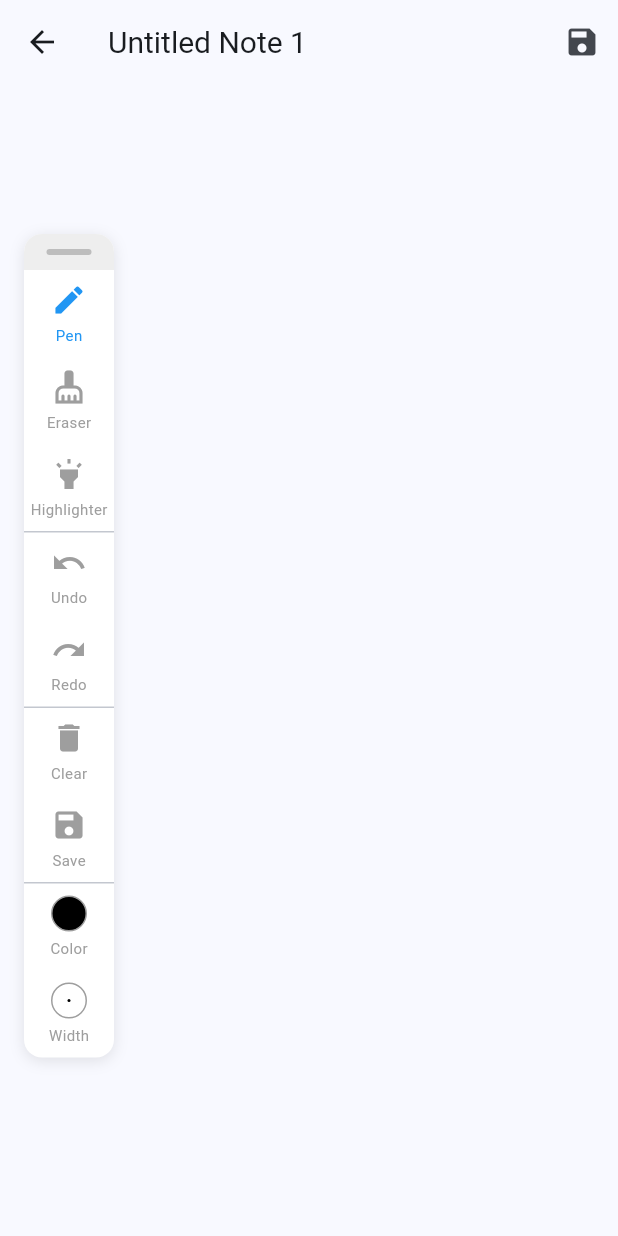
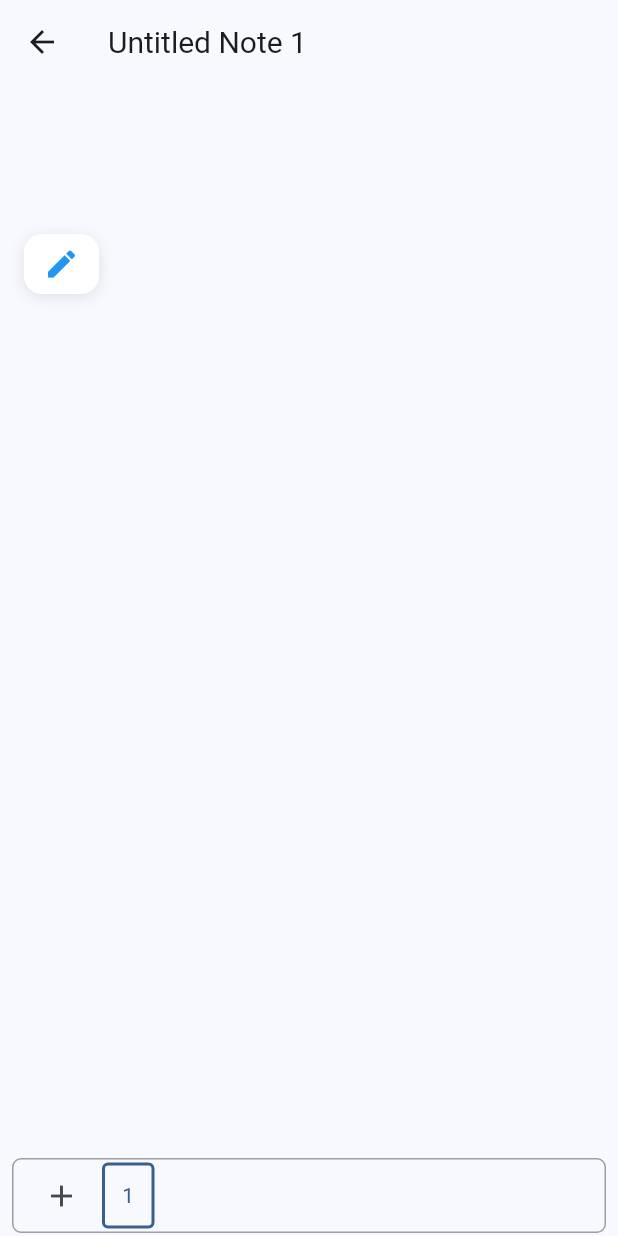
Before and after one commit to JabbarKakar/note_pad, a Flutter app: the screen it shows after launch, after a tap on the "add" icon, on a phone screen of 412 x 824 dp. Run offline on Flutter 3.47's test engine with Material 3 defaults, Android fonts, the phone set to English and light mode, and no system bars; our stand-ins replace flutter_colorpicker.

Commit message:
By Jabbar, Some minor changes made

```diff
--- a/lib/main.dart
+++ b/lib/main.dart
@@ -12,6 +12,7 @@ class MyApp extends StatelessWidget {
   Widget build(BuildContext context) {
     return MaterialApp(
       title: 'Note Pad',
+      debugShowCheckedModeBanner: false,
       theme: ThemeData(
         colorScheme: ColorScheme.fromSeed(seedColor: Colors.blue),
         useMaterial3: true,
--- a/lib/models/note.dart
+++ b/lib/models/note.dart
@@ -1,12 +1,14 @@
 import 'package:flutter/material.dart';
 import 'stroke.dart';
+import 'page.dart';
 
 class Note {
   final String id;
   final String title;
   final DateTime createdAt;
   final DateTime updatedAt;
-  final List<Stroke> strokes;
+  final List<NotePage> pages;
+  final List<Stroke> strokes; // Maintained for backward compatibility
   final Color backgroundColor;
 
   Note({
@@ -14,6 +16,7 @@ class Note {
     required this.title,
     required this.createdAt,
     required this.updatedAt,
+    required this.pages,
     required this.strokes,
     this.backgroundColor = Colors.white,
   });
@@ -23,6 +26,7 @@ class Note {
     String? title,
     DateTime? createdAt,
     DateTime? updatedAt,
+    List<NotePage>? pages,
     List<Stroke>? strokes,
     Color? backgroundColor,
   }) {
@@ -31,6 +35,7 @@ class Note {
       title: title ?? this.title,
       createdAt: createdAt ?? this.createdAt,
       updatedAt: updatedAt ?? this.updatedAt,
+      pages: pages ?? this.pages,
       strokes: strokes ?? this.strokes,
       backgroundColor: backgroundColor ?? this.backgroundColor,
     );
@@ -42,6 +47,7 @@ class Note {
       'title': title,
       'createdAt': createdAt.toIso8601String(),
       'updatedAt': updatedAt.toIso8601String(),
+      'pages': pages.map((page) => page.toJson()).toList(),
       'strokes': strokes.map((stroke) => stroke.toJson()).toList(),
       'backgroundColor': backgroundColor.value,
     };
@@ -53,6 +59,9 @@ class Note {
       title: json['title'],
       createdAt: DateTime.parse(json['createdAt']),
       updatedAt: DateTime.parse(json['updatedAt']),
+      pages: (json['pages'] as List?)
+          ?.map((page) => NotePage.fromJson(page))
+          .toList() ?? [],
       strokes: (json['strokes'] as List)
           .map((stroke) => Stroke.fromJson(stroke))
           .toList(),
--- a/lib/models/page.dart
+++ b/lib/models/page.dart
@@ -1,20 +1,24 @@
 import 'package:flutter/material.dart';
-import 'package:note_pad/models/stroke.dart';
+import 'stroke.dart';
 
-class DrawingPage {
+class NotePage {
+  final String id;
   final List<Stroke> strokes;
   final Color backgroundColor;
 
-  DrawingPage({
+  NotePage({
+    required this.id,
     required this.strokes,
     this.backgroundColor = Colors.white,
   });
 
-  DrawingPage copyWith({
+  NotePage copyWith({
+    String? id,
     List<Stroke>? strokes,
     Color? backgroundColor,
   }) {
-    return DrawingPage(
+    return NotePage(
+      id: id ?? this.id,
       strokes: strokes ?? this.strokes,
       backgroundColor: backgroundColor ?? this.backgroundColor,
     );
@@ -22,17 +26,19 @@ class DrawingPage {
 
   Map<String, dynamic> toJson() {
     return {
+      'id': id,
       'strokes': strokes.map((stroke) => stroke.toJson()).toList(),
       'backgroundColor': backgroundColor.value,
     };
   }
 
-  factory DrawingPage.fromJson(Map<String, dynamic> json) {
-    return DrawingPage(
+  factory NotePage.fromJson(Map<String, dynamic> json) {
+    return NotePage(
+      id: json['id'],
       strokes: (json['strokes'] as List)
           .map((stroke) => Stroke.fromJson(stroke))
           .toList(),
-      backgroundColor: Color(json['backgroundColor'] as int),
+      backgroundColor: Color(json['backgroundColor']),
     );
   }
 }
--- a/lib/screens/drawing_screen.dart
+++ b/lib/screens/drawing_screen.dart
@@ -1,6 +1,9 @@
 import 'package:flutter/material.dart';
+import 'package:note_pad/utile/dialog_helper.dart';
+import 'package:note_pad/widgets/page_thumbnail.dart';
 import '../models/note.dart';
 import '../models/stroke.dart';
+import '../models/page.dart';
 import '../widgets/drawing_canvas.dart';
 import '../widgets/drawing_toolbar.dart';
 
@@ -22,7 +25,8 @@ class DrawingScreen extends StatefulWidget {
 
 class _DrawingScreenState extends State<DrawingScreen> {
   late Note _currentNote;
-  late List<Stroke> _strokes;
+  late int _currentPageIndex;
+  late List<Stroke> _currentStrokes;
   late Color _selectedColor;
   late double _strokeWidth;
   late bool _isEraser;
@@ -35,7 +39,22 @@ class _DrawingScreenState extends State<DrawingScreen> {
   void initState() {
     super.initState();
     _currentNote = widget.note;
-    _strokes = List<Stroke>.from(_currentNote.strokes);
+    _currentPageIndex = 0;
+
+    // Initialize pages if not exists (for backward compatibility)
+    if (_currentNote.pages.isEmpty) {
+      _currentNote = _currentNote.copyWith(
+        pages: [
+          NotePage(
+            id: DateTime.now().millisecondsSinceEpoch.toString(),
+            strokes: List<Stroke>.from(_currentNote.strokes),
+            backgroundColor: Colors.white,
+          ),
+        ],
+      );
+    }
+
+    _currentStrokes = List<Stroke>.from(_currentNote.pages[_currentPageIndex].strokes);
     _selectedColor = Colors.black;
     _strokeWidth = 2.0;
     _isEraser = false;
@@ -51,13 +70,47 @@ class _DrawingScreenState extends State<DrawingScreen> {
   }
 
   void _updateNote() {
+    final updatedPages = List<NotePage>.from(_currentNote.pages);
+    updatedPages[_currentPageIndex] = updatedPages[_currentPageIndex].copyWith(
+      strokes: List<Stroke>.from(_currentStrokes),
+    );
+
+    // Update both pages and strokes for backward compatibility
     final updatedNote = _currentNote.copyWith(
       title: _titleController.text,
-      strokes: List<Stroke>.from(_strokes),
+      pages: updatedPages,
+      strokes: _currentStrokes, // Keep strokes in sync with current page
       updatedAt: DateTime.now(),
     );
     widget.onNoteUpdated(updatedNote);
     _currentNote = updatedNote;
+  }
+
+  void _addNewPage() {
+    setState(() {
+      final newPage = NotePage(
+        id: DateTime.now().millisecondsSinceEpoch.toString(),
+        strokes: [],
+        backgroundColor: Colors.white,
+      );
+      final updatedPages = List<NotePage>.from(_currentNote.pages)..add(newPage);
+      _currentNote = _currentNote.copyWith(
+        pages: updatedPages,
+        updatedAt: DateTime.now(),
+      );
+      _currentPageIndex = updatedPages.length - 1;
+      _currentStrokes = [];
+      _updateNote();
+    });
+  }
+
+  void _switchPage(int index) {
+    if (index >= 0 && index < _currentNote.pages.length) {
+      setState(() {
+        _currentPageIndex = index;
+        _currentStrokes = List<Stroke>.from(_currentNote.pages[index].strokes);
+      });
+    }
   }
 
   void _startEditingTitle() {
@@ -101,17 +154,14 @@ class _DrawingScreenState extends State<DrawingScreen> {
                   style: const TextStyle(fontSize: 20),
                 ),
               ),
-        actions: [
-          IconButton(
-            icon: const Icon(Icons.save),
-            onPressed: _updateNote,
       ),
-        ],
-      ),
-      body: Stack(
+      body: Column(
+        children: [
+          Expanded(
+            child: Stack(
               children: [
                 DrawingCanvas(
-            strokes: _strokes,
+                  strokes: _currentStrokes,
                   selectedColor: _selectedColor,
                   strokeWidth: _strokeWidth,
                   isEraser: _isEraser,
@@ -119,14 +169,14 @@ class _DrawingScreenState extends State<DrawingScreen> {
                   isHighlighterSelected: _isHighlighterSelected,
                   onStrokeAdded: (stroke) {
                     setState(() {
-                _strokes.add(stroke);
+                      _currentStrokes.add(stroke);
                       _updateNote();
                     });
                   },
                   onUndo: () {
-              if (_strokes.isNotEmpty) {
+                    if (_currentStrokes.isNotEmpty) {
                       setState(() {
-                  _strokes.removeLast();
+                        _currentStrokes.removeLast();
                         _updateNote();
                       });
                     }
@@ -148,7 +198,7 @@ class _DrawingScreenState extends State<DrawingScreen> {
                           TextButton(
                             onPressed: () {
                               setState(() {
-                          _strokes.clear();
+                                _currentStrokes.clear();
                                 _updateNote();
                               });
                               Navigator.pop(context);
@@ -198,34 +248,21 @@ class _DrawingScreenState extends State<DrawingScreen> {
                     });
                   },
                   onClearCanvas: () {
-              showDialog(
+                    DialogHelper.showClearCanvasDialog(
                       context: context,
-                builder: (context) => AlertDialog(
-                  title: const Text('Clear Canvas'),
-                  content: const Text('Are you sure you want to clear the canvas?'),
-                  actions: [
-                    TextButton(
-                      onPressed: () => Navigator.pop(context),
-                      child: const Text('Cancel'),
-                    ),
-                    TextButton(
-                      onPressed: () {
+                      onClearPressed: () {
                         setState(() {
-                          _strokes.clear();
+                          _currentStrokes.clear();
                           _updateNote();
                         });
-                        Navigator.pop(context);
                       },
-                      child: const Text('Clear'),
-                    ),
-                  ],
-                ),
                     );
+
                   },
                   onUndo: () {
-              if (_strokes.isNotEmpty) {
+                    if (_currentStrokes.isNotEmpty) {
                       setState(() {
-                  _strokes.removeLast();
+                        _currentStrokes.removeLast();
                         _updateNote();
                       });
                     }
@@ -237,6 +274,42 @@ class _DrawingScreenState extends State<DrawingScreen> {
                 ),
               ],
             ),
+          ),
+          Container(
+            height: 50,
+            padding: const EdgeInsets.symmetric(horizontal: 8.0, vertical: 2),
+            margin: const EdgeInsets.symmetric(horizontal: 8.0, vertical: 2),
+            decoration: BoxDecoration(
+              border: Border.all(
+                color: Colors.grey
+              ),
+              borderRadius: BorderRadius.circular(6)
+            ),
+            child: Row(
+              children: [
+                IconButton(
+                  icon: const Icon(Icons.add),
+                  onPressed: _addNewPage,
+                  tooltip: 'Add New Page',
+                ),
+                Expanded(
+                  child: ListView.builder(
+                    scrollDirection: Axis.horizontal,
+                    itemCount: _currentNote.pages.length,
+                    itemBuilder: (context, index) {
+                      return PageThumbnail(
+                        onTap: () { _switchPage(index); },
+                        index: index,
+                        currentPageIndex: _currentPageIndex,
+                      );
+                      },
+                  ),
+                ),
+              ],
+            ),
+          ),
+        ],
+      ),
     );
   }
 }
--- a/lib/screens/home_screen.dart
+++ b/lib/screens/home_screen.dart
@@ -1,6 +1,8 @@
 import 'package:flutter/material.dart';
+import 'package:note_pad/widgets/note_listTile.dart';
 import 'package:uuid/uuid.dart';
 import '../models/note.dart';
+import '../models/page.dart';
 import 'drawing_screen.dart';
 
 class HomeScreen extends StatefulWidget {
@@ -27,7 +29,14 @@ class _HomeScreenState extends State<HomeScreen> {
       title: _generateUntitledName(),
       createdAt: DateTime.now(),
       updatedAt: DateTime.now(),
-      strokes: [],
+      pages: [
+        NotePage(
+          id: DateTime.now().millisecondsSinceEpoch.toString(),
+          strokes: [],
+          backgroundColor: Colors.white,
+        ),
+      ],
+      strokes: [], // Initialize empty strokes for backward compatibility
     );
 
     setState(() {
@@ -145,46 +154,14 @@ class _HomeScreenState extends State<HomeScreen> {
               itemCount: _notes.length,
               itemBuilder: (context, index) {
                 final note = _notes[index];
-                return Dismissible(
-                  key: Key(note.id),
-                  direction: DismissDirection.endToStart,
-                  background: Container(
-                    color: Colors.red,
-                    alignment: Alignment.centerRight,
-                    padding: const EdgeInsets.only(right: 16),
-                    child: const Icon(
-                      Icons.delete,
-                      color: Colors.white,
-                    ),
-                  ),
-                  onDismissed: (direction) => _deleteNote(note),
-                  child: ListTile(
-                    leading: Container(
-                      width: 48,
-                      height: 48,
-                      decoration: BoxDecoration(
-                        color: note.backgroundColor,
-                        borderRadius: BorderRadius.circular(8),
-                        border: Border.all(color: Colors.grey.shade300),
-                      ),
-                      child: note.strokes.isEmpty
-                          ? const Icon(Icons.edit, color: Colors.grey)
-                          : null,
-                    ),
-                    title: Text(
-                      note.title,
-                      maxLines: 1,
-                      overflow: TextOverflow.ellipsis,
-                    ),
-                    subtitle: Text(
-                      'Last edited: ${_formatDate(note.updatedAt)}',
-                      style: TextStyle(
-                        fontSize: 12,
-                        color: Colors.grey[600],
-                      ),
-                    ),
-                    onTap: () => _openNote(note),
-                  ),
+                return NoteListTile(
+                  id: note.id,
+                  title: note.title,
+                  backgroundColor: note.backgroundColor,
+                  hasStrokes: note.strokes.isNotEmpty || note.pages.first.strokes.isNotEmpty,
+                  lastEditedText: 'Last edited: ${_formatDate(note.updatedAt)}',
+                  onTap: () => _openNote(note),
+                  onDelete: () => _deleteNote(note),
                 );
               },
             ),
--- a/lib/widgets/drawing_toolbar.dart
+++ b/lib/widgets/drawing_toolbar.dart
@@ -40,7 +40,7 @@ class DrawingToolbar extends StatefulWidget {
 }
 
 class _DrawingToolbarState extends State<DrawingToolbar> {
-  bool _isMinimized = false;
+  bool _isMinimized = true;
   Offset _position = const Offset(16, 100);
   bool _isDragging = false;
 
--- /dev/null
+++ b/lib/widgets/note_listTile.dart
@@ -0,0 +1,67 @@
+import 'package:flutter/material.dart';
+
+class NoteListTile extends StatelessWidget {
+  final String id;
+  final String title;
+  final Color backgroundColor;
+  final bool hasStrokes;
+  final String lastEditedText;
+  final VoidCallback onTap;
+  final VoidCallback onDelete;
+
+  const NoteListTile({
+    Key? key,
+    required this.id,
+    required this.title,
+    required this.backgroundColor,
+    required this.hasStrokes,
+    required this.lastEditedText,
+    required this.onTap,
+    required this.onDelete,
+  }) : super(key: key);
+
+  @override
+  Widget build(BuildContext context) {
+    return Dismissible(
+      key: Key(id),
+      direction: DismissDirection.endToStart,
+      background: Container(
+        color: Colors.red,
+        alignment: Alignment.centerRight,
+        padding: const EdgeInsets.only(right: 16),
+        child: const Icon(
+          Icons.delete,
+          color: Colors.white,
+        ),
+      ),
+      onDismissed: (_) => onDelete(),
+      child: ListTile(
+        leading: Container(
+          width: 48,
+          height: 48,
+          decoration: BoxDecoration(
+            color: backgroundColor,
+            borderRadius: BorderRadius.circular(8),
+            border: Border.all(color: Colors.grey.shade300),
+          ),
+          child: !hasStrokes
+              ? const Icon(Icons.edit, color: Colors.grey)
+              : null,
+        ),
+        title: Text(
+          title,
+          maxLines: 1,
+          overflow: TextOverflow.ellipsis,
+        ),
+        subtitle: Text(
+          lastEditedText,
+          style: TextStyle(
+            fontSize: 12,
+            color: Colors.grey[600],
+          ),
+        ),
+        onTap: onTap,
+      ),
+    );
+  }
+}
--- /dev/null
+++ b/lib/widgets/page_thumbnail.dart
@@ -0,0 +1,41 @@
+import 'package:flutter/material.dart';
+
+class PageThumbnail extends StatelessWidget {
+  final VoidCallback onTap;
+  final int index;
+  final int currentPageIndex;
+
+  const PageThumbnail({
+    super.key,
+    required this.onTap,
+    required this.index,
+    required this.currentPageIndex,
+  });
+
+  @override
+  Widget build(BuildContext context) {
+    final isSelected = currentPageIndex == index;
+    final color = isSelected ? Theme.of(context).primaryColor : Colors.grey;
+
+    return InkWell(
+      onTap: onTap,
+      child: Container(
+        width: 35,
+        height: 50,
+        margin: const EdgeInsets.symmetric(horizontal: 3),
+        decoration: BoxDecoration(
+          border: Border.all(
+            color: color,
+            width: 2,
+          ),
+          borderRadius: BorderRadius.circular(4),
+        ),
+        alignment: Alignment.center,
+        child: Text(
+          '${index + 1}',
+          style: TextStyle(color: color),
+        ),
+      ),
+    );
+  }
+}
```
Also changed, not shown: lib/presentation/drawing_page.dart (deleted, +0 -254 lines), lib/utile/dialog_helper.dart (added, +55 -0 lines). Lines whose indentation alone changed are shown as unchanged.
